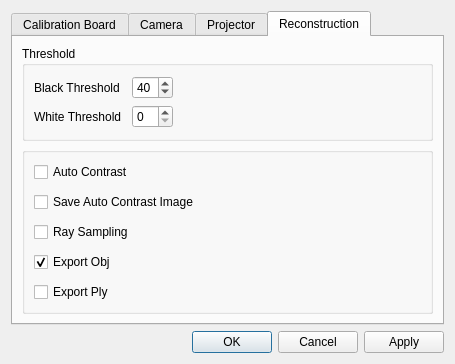
Qt form Duke/Set.ui (DrawZeroPoint/Structure-Light-Reconstructor) before a commit.
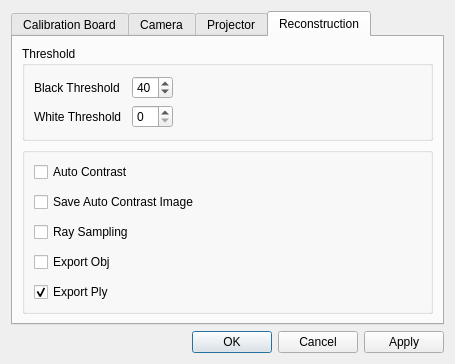
The same form after that commit. The open tabs and pages were chosen to show the change.

Patch:
```diff
--- a/Duke/Set.ui
+++ b/Duke/Set.ui
@@ -541,7 +541,7 @@
                <string>Export Obj</string>
               </property>
               <property name="checked">
-               <bool>true</bool>
+               <bool>false</bool>
               </property>
               <property name="tristate">
                <bool>false</bool>
@@ -553,6 +553,9 @@
               <property name="text">
                <string>Export Ply</string>
               </property>
+              <property name="checked">
+               <bool>true</bool>
+              </property>
              </widget>
             </item>
            </layout>
```
Left out of the diff: 2 changed lines with no effect on the pictures.
